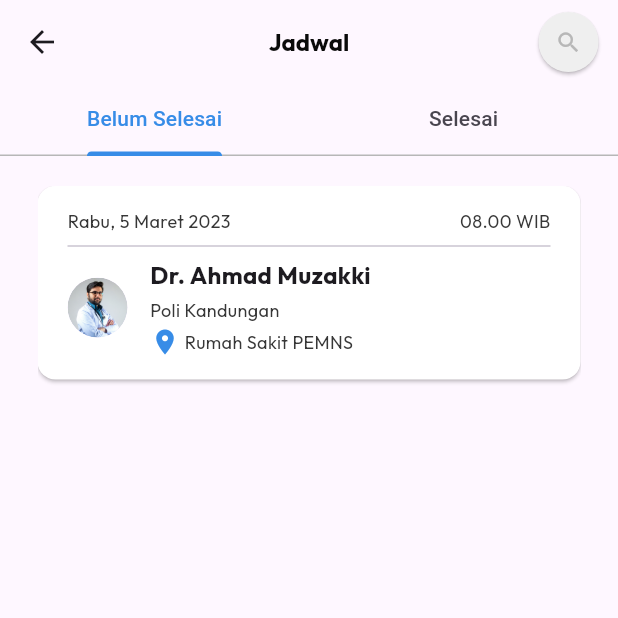
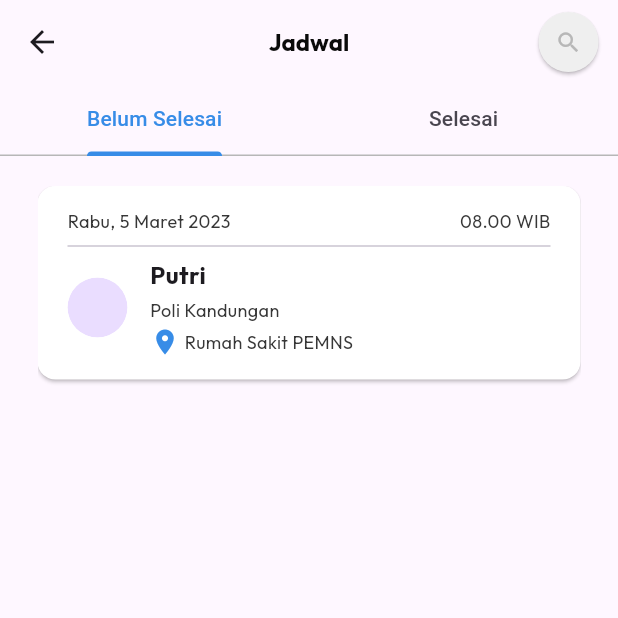
Before and after one commit to iqbal-rahmatullah/KonsulDok-App, a Flutter app: the JadwalPage screen opened directly, on a phone screen of 412 x 824 dp, the top half of it. Run offline on Flutter 3.47's test engine with Material 3 defaults, Android fonts, the phone set to English and light mode, and no system bars; our stand-ins replace date_picker_timeline, flutter_rating_bar, hive, simple_gradient_text; missing offline and left inert: svg_flutter; accounts and stored records are empty.

Commit message:
card_transaction.dart

```diff
--- a/lib/pages/card_transaction.dart
+++ b/lib/pages/card_transaction.dart
@@ -38,9 +38,6 @@ Widget cardTransaction(
                   ClipRRect(
                     borderRadius: BorderRadius.circular(50),
                     child: const CircleAvatar(
-                      backgroundImage: AssetImage(
-                        "assets/images/doctor-example.jpg",
-                      ),
                     ),
                   ),
                   const SizedBox(
@@ -50,7 +47,7 @@ Widget cardTransaction(
                     crossAxisAlignment: CrossAxisAlignment.start,
                     children: [
                       Text(
-                        "Dr. Ahmad Muzakki",
+                        "Putri",
                         style: MyTextStyle.subheder.copyWith(
                           fontWeight: FontWeight.bold,
                         ),
@@ -60,8 +57,7 @@ Widget cardTransaction(
                       ),
                       Text(
                         "Poli Kandungan",
-                        style:
-                            MyTextStyle.deskripsi.copyWith(color: MyColor.abu),
+                        style: MyTextStyle.deskripsi.copyWith(color: MyColor.abu),
                       ),
                       const SizedBox(
                         height: 3,
@@ -78,8 +74,7 @@ Widget cardTransaction(
                           ),
                           Text(
                             "Rumah Sakit PEMNS",
-                            style: MyTextStyle.deskripsi
-                                .copyWith(color: MyColor.abu),
+                            style: MyTextStyle.deskripsi.copyWith(color: MyColor.abu),
                           )
                         ],
                       )
@@ -87,43 +82,6 @@ Widget cardTransaction(
                   )
                 ],
               ),
-              (isOrdered)
-                  ? Column(
-                      children: [
-                        const SizedBox(
-                          height: 12,
-                        ),
-                        Row(
-                          mainAxisAlignment: MainAxisAlignment.end,
-                          children: [
-                            myButtonWidget(
-                                text: "Jadwal Lagi",
-                                isLarge: false,
-                                onTap: () {
-                                  Navigator.push(
-                                      context,
-                                      MaterialPageRoute(
-                                        builder: (context) => SizedBox(),
-                                      ));
-                                }),
-                            const SizedBox(
-                              width: 5,
-                            ),
-                            myButtonWidget(
-                                text: "Tambah Ulasan",
-                                isLarge: false,
-                                onTap: () {
-                                  Navigator.push(
-                                      context,
-                                      MaterialPageRoute(
-                                        builder: (context) => SizedBox(),
-                                      ));
-                                }),
-                          ],
-                        ),
-                      ],
-                    )
-                  : const SizedBox(),
             ],
           ),
         ),
```
